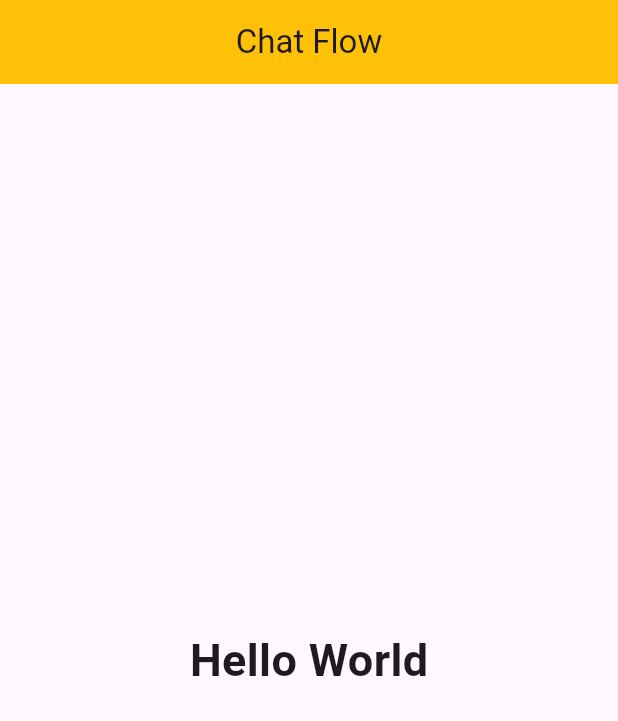
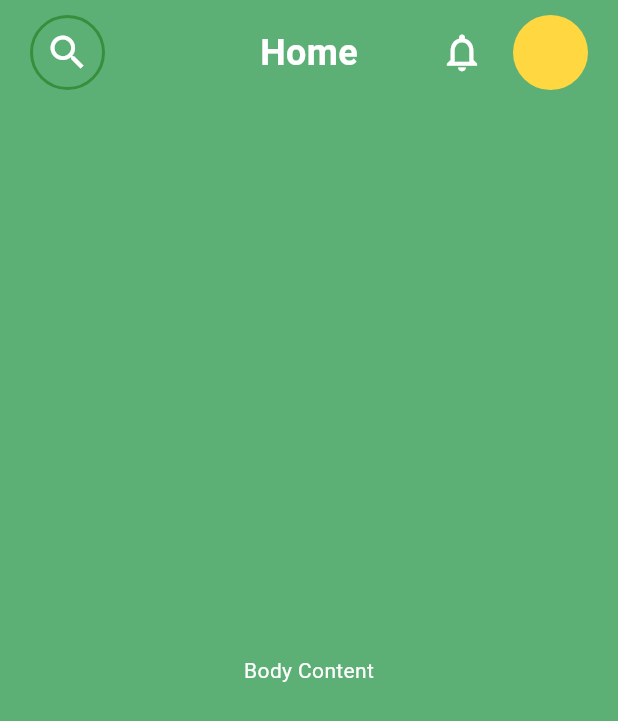
Before and after one commit to mohankumaronly/chatting-app, a Flutter app: the screen it shows after launch, on a phone screen of 412 x 824 dp. Shown: the top 721 px of the screen. Run offline on Flutter 3.47's test engine with Material 3 defaults, Android fonts, the phone set to English and light mode, and no system bars.

Commit message:
App bar is added

```diff
--- a/lib/screens/home_screen.dart
+++ b/lib/screens/home_screen.dart
@@ -11,16 +11,73 @@ class _HomeScreenState extends State<HomeScreen> {
   @override
   Widget build(BuildContext context) {
     return Scaffold(
-      appBar: AppBar(
-        backgroundColor: Colors.amber,
-        title: Text('Chat Flow'),
-        centerTitle: true,
-      ),
-      body: Center(
-        child: Text('Hello World', style: TextStyle(
-          fontWeight: FontWeight.bold,
-          fontSize: 30,
-        ),),
+      backgroundColor: const Color(0xFF5DB075),
+      body: SafeArea(
+        child: Column(
+          children: [
+            // Custom app bar with adjusted title position
+            Padding(
+              padding: const EdgeInsets.symmetric(horizontal: 20.0, vertical: 10),
+              child: Stack(
+                alignment: Alignment.center,
+                children: [
+                  // Left: Search button
+                  Align(
+                    alignment: Alignment.centerLeft,
+                    child: Container(
+                      height: 50,
+                      width: 50,
+                      decoration: BoxDecoration(
+                        shape: BoxShape.circle,
+                        // color: Colors.red,
+                        border: Border.all(color: Colors.green.shade700, width: 2),
+                      ),
+                      child: Center(
+                        child: Icon(Icons.search, size: 30, color: Colors.white),
+                      ),
+                    ),
+                  ),
+                  Text(
+                    'Home',
+                    style: TextStyle(
+                      fontSize: 24,
+                      fontWeight: FontWeight.bold,
+                      color: Colors.white,
+                    ),
+                  ),
+
+                  // Right: Notification and Avatar
+                  Align(
+                    alignment: Alignment.centerRight,
+                    child: Row(
+                      mainAxisSize: MainAxisSize.min,
+                      children: [
+                        IconButton(
+                          onPressed: () {},
+                          icon: Icon(Icons.notifications_none,
+                              color: Colors.white, size: 30),
+                        ),
+                        SizedBox(width: 10),
+                        CircleAvatar(
+                          backgroundColor: Colors.amberAccent,
+                          radius: 25,
+                        ),
+                      ],
+                    ),
+                  ),
+                ],
+              ),
+            ),
+            Expanded(
+              child: Center(
+                child: Text(
+                  'Body Content',
+                  style: TextStyle(color: Colors.white),
+                ),
+              ),
+            ),
+          ],
+        ),
       ),
     );
   }
```
